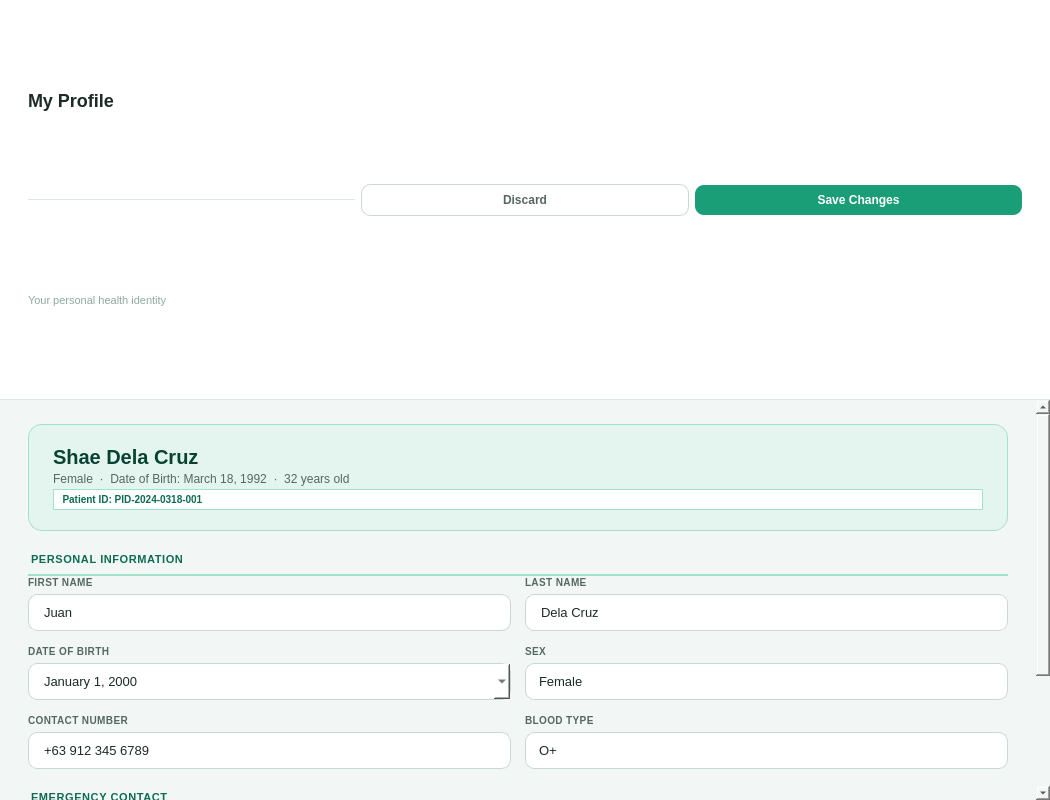
Before: the Qt Designer form src/ui/page_profile.ui in shasheenahdeeneillelumasag/CCC151---Group-Project, drawn with Qt 5.
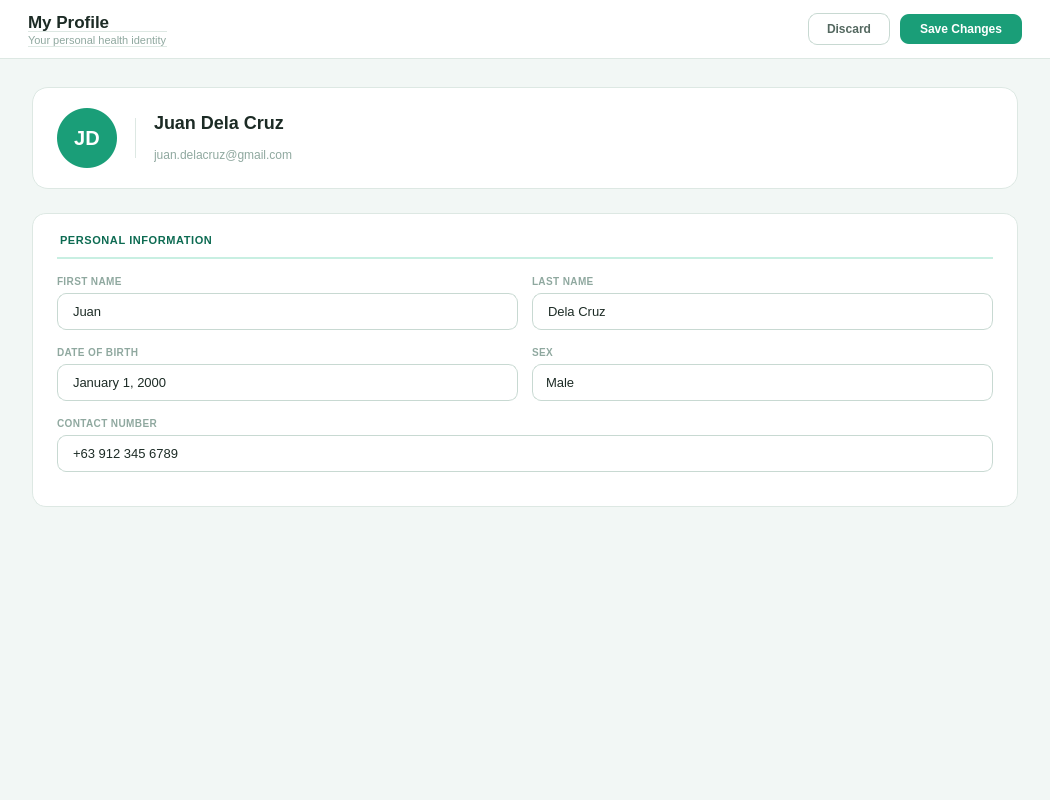
After: the same form once the commit is applied.

Commit message: fix: align profile UI with schema, remove stale widget refs

Patch:
```diff
--- a/src/ui/page_profile.ui
+++ b/src/ui/page_profile.ui
@@ -14,14 +14,15 @@
    <string>
     QWidget { background-color: #F2F7F5; font-family: &quot;Segoe UI&quot;, sans-serif; }
     QLabel { background: transparent; }
-    QLineEdit, QComboBox, QTextEdit {
+    QLineEdit, QComboBox, QDateEdit, QTextEdit {
      border: 1px solid #C8D9D2; border-radius: 9px;
      padding: 9px 13px; font-size: 13px; color: #1C2B25;
      background: #FFFFFF; selection-background-color: #1A9E78;
     }
-    QLineEdit:focus, QComboBox:focus, QTextEdit:focus { border-color: #1A9E78; }
-    QComboBox::drop-down { border: none; }
-    QComboBox::down-arrow { image: none; width: 12px; }
+    QLineEdit:focus, QComboBox:focus, QDateEdit:focus, QTextEdit:focus { border-color: #1A9E78; }
+    QComboBox::drop-down { border: none; width: 24px; }
+    QComboBox::down-arrow { image: none; }
+    QDateEdit::drop-down { border: none; width: 24px; }
    </string>
   </property>
   <layout class="QVBoxLayout" name="profileLayout">
@@ -46,27 +47,30 @@
       <string>QFrame { background: #FFFFFF; border-bottom: 1px solid #DDE8E3; }</string>
      </property>
      <layout class="QHBoxLayout">
+      <property name="spacing">
+       <number>10</number>
+      </property>
       <property name="leftMargin">
        <number>28</number>
       </property>
       <property name="topMargin">
-       <number>0</number>
+       <number>12</number>
       </property>
       <property name="rightMargin">
        <number>28</number>
       </property>
       <property name="bottomMargin">
-       <number>0</number>
+       <number>12</number>
       </property>
       <item>
        <layout class="QVBoxLayout">
         <property name="spacing">
-         <number>1</number>
+         <number>2</number>
         </property>
         <item>
-         <widget class="QLabel" name="label">
+         <widget class="QLabel" name="pageTitle">
           <property name="styleSheet">
-           <string>QLabel { font-size: 18px; font-weight: bold; color: #1C2B25; }</string>
+           <string>QLabel { font-size: 17px; font-weight: bold; color: #1C2B25; }</string>
           </property>
           <property name="text">
            <string>My Profile</string>
@@ -74,7 +78,7 @@
          </widget>
         </item>
         <item>
-         <widget class="QLabel" name="label">
+         <widget class="QLabel" name="pageSub">
           <property name="styleSheet">
            <string>QLabel { font-size: 11px; color: #8FA89F; }</string>
           </property>
@@ -87,9 +91,12 @@
       </item>
       <item>
        <spacer>
+        <property name="orientation">
+         <enum>Qt::Orientation::Horizontal</enum>
+        </property>
         <property name="sizeHint" stdset="0">
          <size>
-          <width>0</width>
+          <width>40</width>
           <height>0</height>
          </size>
         </property>
@@ -98,7 +105,7 @@
       <item>
        <widget class="QPushButton" name="btnDiscard">
         <property name="styleSheet">
-         <string>QPushButton { background: transparent; color: #546860; font-size: 12px; font-weight: 600; border: 1px solid #C8D9D2; border-radius: 9px; padding: 8px 16px; } QPushButton:hover { background: #E3F5EE; }</string>
+         <string>QPushButton { background: transparent; color: #546860; font-size: 12px; font-weight: 600; border: 1px solid #C8D9D2; border-radius: 9px; padding: 8px 18px; } QPushButton:hover { background: #E3F5EE; }</string>
         </property>
         <property name="text">
          <string>Discard</string>
@@ -108,7 +115,7 @@
       <item>
        <widget class="QPushButton" name="btnSaveProfile">
         <property name="styleSheet">
-         <string>QPushButton { background: #1A9E78; color: #FFF; font-size: 12px; font-weight: 600; border: none; border-radius: 9px; padding: 8px 18px; } QPushButton:hover { background: #0D6B52; }</string>
+         <string>QPushButton { background: #1A9E78; color: #FFF; font-size: 12px; font-weight: 600; border: none; border-radius: 9px; padding: 8px 20px; } QPushButton:hover { background: #0D6B52; }</string>
         </property>
         <property name="text">
          <string>Save Changes</string>
@@ -135,90 +142,155 @@
         <x>0</x>
         <y>0</y>
         <width>1050</width>
-        <height>759</height>
+        <height>736</height>
        </rect>
       </property>
-      <layout class="QVBoxLayout">
+      <layout class="QVBoxLayout" name="scrollLayout">
        <property name="spacing">
         <number>0</number>
        </property>
        <property name="leftMargin">
-        <number>28</number>
+        <number>32</number>
        </property>
        <property name="topMargin">
-        <number>24</number>
+        <number>28</number>
        </property>
        <property name="rightMargin">
-        <number>28</number>
+        <number>32</number>
        </property>
        <property name="bottomMargin">
-        <number>28</number>
+        <number>40</number>
        </property>
        <item>
         <widget class="QFrame" name="profileHero">
          <property name="styleSheet">
-          <string>QFrame#profileHero { background: #E3F5EE; border: 1px solid #9FE1CB; border-radius: 14px; }</string>
+          <string>QFrame#profileHero {
+            background: #FFFFFF;
+            border: 1px solid #DDE8E3;
+            border-radius: 16px;
+          }</string>
          </property>
          <layout class="QHBoxLayout">
-          <property name="spacing">
-           <number>20</number>
-          </property>
-          <property name="leftMargin">
-           <number>24</number>
-          </property>
-          <property name="topMargin">
-           <number>20</number>
-          </property>
-          <property name="rightMargin">
-           <number>24</number>
-          </property>
-          <property name="bottomMargin">
-           <number>20</number>
-          </property>
+          <property name="spacing"><number>18</number></property>
+          <property name="leftMargin"><number>24</number></property>
+          <property name="topMargin"><number>20</number></property>
+          <property name="rightMargin"><number>28</number></property>
+          <property name="bottomMargin"><number>20</number></property>
+
+          
+          <item>
+           <widget class="QFrame" name="avatarFrame">
+            <property name="minimumSize"><size><width>60</width><height>60</height></size></property>
+            <property name="maximumSize"><size><width>60</width><height>60</height></size></property>
+            <property name="styleSheet">
+             <string>QFrame { background: #1A9E78; border-radius: 30px; border: none; }</string>
+            </property>
+            <layout class="QVBoxLayout">
+             <property name="leftMargin"><number>0</number></property>
+             <property name="topMargin"><number>0</number></property>
+             <property name="rightMargin"><number>0</number></property>
+             <property name="bottomMargin"><number>0</number></property>
+             <item>
+              <widget class="QLabel" name="avatarInitials">
+               <property name="alignment"><set>Qt::AlignmentFlag::AlignCenter</set></property>
+               <property name="styleSheet">
+                <string>QLabel { font-size: 20px; font-weight: bold; color: #FFFFFF; background: transparent; border: none; }</string>
+               </property>
+               <property name="text"><string>JD</string></property>
+              </widget>
+             </item>
+            </layout>
+           </widget>
+          </item>
+
+          
+          <item>
+           <widget class="QFrame" name="heroDivider">
+            <property name="minimumSize"><size><width>1</width><height>40</height></size></property>
+            <property name="maximumSize"><size><width>1</width><height>40</height></size></property>
+            <property name="styleSheet"><string>QFrame { background: #DDE8E3; border: none; }</string></property>
+           </widget>
+          </item>
+
+          
           <item>
            <layout class="QVBoxLayout">
-            <property name="spacing">
-             <number>3</number>
-            </property>
+            <property name="spacing"><number>5</number></property>
             <item>
              <widget class="QLabel" name="heroName">
               <property name="styleSheet">
-               <string>QLabel { font-size: 20px; font-weight: bold; color: #084332; }</string>
+               <string>QLabel { font-size: 18px; font-weight: bold; color: #1C2B25; }</string>
               </property>
-              <property name="text">
-               <string>Shae Dela Cruz</string>
-              </property>
+              <property name="text"><string>Juan Dela Cruz</string></property>
              </widget>
             </item>
             <item>
              <widget class="QLabel" name="heroMeta">
               <property name="styleSheet">
-               <string>QLabel { font-size: 12px; color: #546860; }</string>
+               <string>QLabel { font-size: 12px; color: #8FA89F; background: transparent; border: none; padding: 0; }</string>
               </property>
-              <property name="text">
-               <string>Female  ·  Date of Birth: March 18, 1992  ·  32 years old</string>
-              </property>
+              <property name="text"><string>juan.delacruz@gmail.com</string></property>
              </widget>
             </item>
+           </layout>
+          </item>
+
             <item>
-             <widget class="QLabel" name="heroPid">
-              <property name="styleSheet">
-               <string>QLabel { background: #FFFFFF; border: 1px solid #9FE1CB; color: #0D6B52; font-size: 10px; font-weight: bold; border-radius: 20px; padding: 3px 0; }</string>
-              </property>
-              <property name="text">
-               <string>  Patient ID: PID-2024-0318-001  </string>
-              </property>
-             </widget>
-            </item>
-           </layout>
-          </item>
-         </layout>
+           <spacer>
+            <property name="orientation"><enum>Qt::Orientation::Horizontal</enum></property>
+            <property name="sizeHint" stdset="0"><size><width>40</width><height>0</height></size></property>
+           </spacer>
+          </item>
+
+         </layout>
         </widget>
        </item>
+       <item>
+        <spacer>
+         <property name="orientation">
+          <enum>Qt::Orientation::Vertical</enum>
+         </property>
+         <property name="sizeType">
+          <enum>QSizePolicy::Policy::Fixed</enum>
+         </property>
+         <property name="sizeHint" stdset="0">
+          <size>
+           <width>0</width>
+           <height>24</height>
+          </size>
+         </property>
+        </spacer>
+       </item>
+       <item>
+        <layout class="QHBoxLayout" name="twoColLayout">
+         <property name="spacing">
+          <number>20</number>
+         </property>
+         <item>
+          <widget class="QFrame" name="cardPersonal">
+           <property name="styleSheet">
+            <string>QFrame#cardPersonal { background: #FFFFFF; border: 1px solid #DDE8E3; border-radius: 14px; }</string>
+           </property>
+           <layout class="QVBoxLayout">
+            <property name="spacing">
+             <number>16</number>
+            </property>
+            <property name="leftMargin">
+             <number>24</number>
+            </property>
+            <property name="topMargin">
+             <number>20</number>
+            </property>
+            <property name="rightMargin">
+             <number>24</number>
+            </property>
+            <property name="bottomMargin">
+             <number>24</number>
+            </property>
        <item>
         <widget class="QLabel" name="secPersonal">
          <property name="styleSheet">
-          <string>QLabel { font-size: 11px; font-weight: bold; color: #0D6B52; letter-spacing: 0.6px; border-bottom: 1.5px solid #9FE1CB; padding: 22px 0 8px 0; }</string>
+               <string>QLabel { font-size: 11px; font-weight: bold; color: #0D6B52; letter-spacing: 0.6px; border-bottom: 1.5px solid #C8EFE2; padding-bottom: 10px; }</string>
          </property>
          <property name="text">
           <string>PERSONAL INFORMATION</string>
@@ -226,11 +298,11 @@
         </widget>
        </item>
        <item>
-        <layout class="QGridLayout" name="personalGrid">
+             <layout class="QHBoxLayout">
          <property name="spacing">
           <number>14</number>
          </property>
-         <item row="0" column="0">
+              <item>
           <layout class="QVBoxLayout">
            <property name="spacing">
             <number>5</number>
@@ -238,7 +310,7 @@
            <item>
             <widget class="QLabel" name="label">
              <property name="styleSheet">
-              <string>QLabel { font-size: 10px; font-weight: bold; color: #546860; letter-spacing: 0.4px; }</string>
+                   <string>QLabel { font-size: 10px; font-weight: bold; color: #8FA89F; letter-spacing: 0.4px; }</string>
              </property>
              <property name="text">
               <string>FIRST NAME</string>
@@ -254,7 +326,7 @@
            </item>
           </layout>
          </item>
-         <item row="0" column="1">
+              <item>
           <layout class="QVBoxLayout">
            <property name="spacing">
             <number>5</number>
@@ -262,7 +334,7 @@
            <item>
             <widget class="QLabel" name="label">
              <property name="styleSheet">
-              <string>QLabel { font-size: 10px; font-weight: bold; color: #546860; letter-spacing: 0.4px; }</string>
+                   <string>QLabel { font-size: 10px; font-weight: bold; color: #8FA89F; letter-spacing: 0.4px; }</string>
              </property>
              <property name="text">
               <string>LAST NAME</string>
@@ -278,7 +350,14 @@
            </item>
           </layout>
          </item>
-         <item row="1" column="0">
+             </layout>
+            </item>
+            <item>
+             <layout class="QHBoxLayout">
+              <property name="spacing">
+               <number>14</number>
+              </property>
+              <item>
           <layout class="QVBoxLayout">
            <property name="spacing">
             <number>5</number>
@@ -286,7 +365,7 @@
            <item>
             <widget class="QLabel" name="label">
              <property name="styleSheet">
-              <string>QLabel { font-size: 10px; font-weight: bold; color: #546860; letter-spacing: 0.4px; }</string>
+                   <string>QLabel { font-size: 10px; font-weight: bold; color: #8FA89F; letter-spacing: 0.4px; }</string>
              </property>
              <property name="text">
               <string>DATE OF BIRTH</string>
@@ -311,7 +390,7 @@
            </item>
           </layout>
          </item>
-         <item row="1" column="1">
+              <item>
           <layout class="QVBoxLayout">
            <property name="spacing">
             <number>5</number>
@@ -319,7 +398,7 @@
            <item>
             <widget class="QLabel" name="label">
              <property name="styleSheet">
-              <string>QLabel { font-size: 10px; font-weight: bold; color: #546860; letter-spacing: 0.4px; }</string>
+                   <string>QLabel { font-size: 10px; font-weight: bold; color: #8FA89F; letter-spacing: 0.4px; }</string>
              </property>
              <property name="text">
               <string>SEX</string>
@@ -331,11 +410,6 @@
              <property name="styleSheet">
               <string>QComboBox { border: 1px solid #C8D9D2; border-radius: 9px; padding: 9px 13px; font-size: 13px; color: #1C2B25; background: #FFFFFF; } QComboBox:focus { border-color: #1A9E78; } QComboBox::drop-down { border: none; width: 24px; }</string>
              </property>
-             <item>
-              <property name="text">
-               <string>Female</string>
-              </property>
-             </item>
              <item>
               <property name="text">
                <string>Male</string>
@@ -345,19 +419,17 @@
            </item>
           </layout>
          </item>
-         <item row="2" column="0">
+             </layout>
+            </item>
+                    <item>
           <layout class="QVBoxLayout">
-           <property name="spacing">
-            <number>5</number>
-           </property>
+          <property name="spacing"><number>5</number></property>
            <item>
             <widget class="QLabel" name="label">
              <property name="styleSheet">
-              <string>QLabel { font-size: 10px; font-weight: bold; color: #546860; letter-spacing: 0.4px; }</string>
-             </property>
-             <property name="text">
-              <string>CONTACT NUMBER</string>
-             </property>
+             <string>QLabel { font-size: 10px; font-weight: bold; color: #8FA89F; letter-spacing: 0.4px; }</string>
+            </property>
+            <property name="text"><string>CONTACT NUMBER</string></property>
             </widget>
            </item>
            <item>
@@ -369,167 +441,52 @@
            </item>
           </layout>
          </item>
-         <item row="2" column="1">
+            <item>
           <layout class="QVBoxLayout">
            <property name="spacing">
             <number>5</number>
            </property>
-           <item>
-            <widget class="QLabel" name="label">
-             <property name="styleSheet">
-              <string>QLabel { font-size: 10px; font-weight: bold; color: #546860; letter-spacing: 0.4px; }</string>
-             </property>
-             <property name="text">
-              <string>BLOOD TYPE</string>
-             </property>
-            </widget>
-           </item>
-           <item>
-            <widget class="QComboBox" name="inputBloodType">
-             <property name="styleSheet">
-              <string>QComboBox { border: 1px solid #C8D9D2; border-radius: 9px; padding: 9px 13px; font-size: 13px; color: #1C2B25; background: #FFFFFF; } QComboBox:focus { border-color: #1A9E78; } QComboBox::drop-down { border: none; width: 24px; }</string>
-             </property>
-             <item>
-              <property name="text">
-               <string>O+</string>
-              </property>
-             </item>
-             <item>
-              <property name="text">
-               <string>O-</string>
-              </property>
-             </item>
-             <item>
-              <property name="text">
-               <string>A+</string>
-              </property>
-             </item>
-             <item>
-              <property name="text">
-               <string>A-</string>
-              </property>
-             </item>
-             <item>
-              <property name="text">
-               <string>B+</string>
-              </property>
-             </item>
-             <item>
-              <property name="text">
-               <string>B-</string>
-              </property>
-             </item>
-             <item>
-              <property name="text">
-               <string>AB+</string>
-              </property>
-             </item>
-             <item>
-              <property name="text">
-               <string>AB-</string>
-              </property>
-             </item>
-            </widget>
-           </item>
-          </layout>
-         </item>
-        </layout>
-       </item>
+              
+              
+             </layout>
+            </item>
        <item>
-        <widget class="QLabel" name="secEmergency">
-         <property name="styleSheet">
-          <string>QLabel { font-size: 11px; font-weight: bold; color: #0D6B52; letter-spacing: 0.6px; border-bottom: 1.5px solid #9FE1CB; padding: 22px 0 8px 0; }</string>
-         </property>
-         <property name="text">
-          <string>EMERGENCY CONTACT</string>
-         </property>
-        </widget>
-       </item>
-       <item>
-        <layout class="QGridLayout" name="emergencyGrid">
-         <property name="spacing">
-          <number>14</number>
-         </property>
-         <item row="0" column="0">
           <layout class="QVBoxLayout">
            <property name="spacing">
             <number>5</number>
            </property>
-           <item>
-            <widget class="QLabel" name="label">
-             <property name="styleSheet">
-              <string>QLabel { font-size: 10px; font-weight: bold; color: #546860; letter-spacing: 0.4px; }</string>
-             </property>
-             <property name="text">
-              <string>CONTACT NAME</string>
-             </property>
-            </widget>
-           </item>
-           <item>
-            <widget class="QLineEdit" name="inputEcName">
-             <property name="text">
-              <string>Jose Reyes</string>
-             </property>
-            </widget>
-           </item>
-          </layout>
-         </item>
-         <item row="0" column="1">
-          <layout class="QVBoxLayout">
-           <property name="spacing">
-            <number>5</number>
-           </property>
+              
+              
+             </layout>
+            </item>
            <item>
-            <widget class="QLabel" name="label">
-             <property name="styleSheet">
-              <string>QLabel { font-size: 10px; font-weight: bold; color: #546860; letter-spacing: 0.4px; }</string>
-             </property>
-             <property name="text">
-              <string>RELATIONSHIP</string>
-             </property>
-            </widget>
-           </item>
-           <item>
-            <widget class="QLineEdit" name="inputEcRelation">
-             <property name="text">
-              <string>Spouse</string>
-             </property>
-            </widget>
-           </item>
-          </layout>
-         </item>
-         <item row="1" column="0">
-          <layout class="QVBoxLayout">
-           <property name="spacing">
-            <number>5</number>
-           </property>
-           <item>
-            <widget class="QLabel" name="label">
-             <property name="styleSheet">
-              <string>QLabel { font-size: 10px; font-weight: bold; color: #546860; letter-spacing: 0.4px; }</string>
-             </property>
-             <property name="text">
-              <string>CONTACT NUMBER</string>
-             </property>
-            </widget>
-           </item>
-           <item>
-            <widget class="QLineEdit" name="inputEcPhone">
-             <property name="text">
-              <string>+63 998 765 4321</string>
-             </property>
-            </widget>
-           </item>
-          </layout>
-         </item>
-        </layout>
-       </item>
+             <spacer>
+              <property name="orientation">
+               <enum>Qt::Orientation::Vertical</enum>
+              </property>
+              <property name="sizeHint" stdset="0">
+               <size>
+                <width>0</width>
+                <height>10</height>
+               </size>
+              </property>
+             </spacer>
+            </item>
+           </layout>
+          </widget>
+         </item>
+         
+        </layout>
+       </item>
        <item>
         <spacer>
+         <property name="orientation">
+          <enum>Qt::Orientation::Vertical</enum>
+         </property>
          <property name="sizeHint" stdset="0">
           <size>
            <width>0</width>
-           <height>0</height>
+           <height>20</height>
           </size>
          </property>
         </spacer>
```
Left out of the diff: 15 changed lines with no effect on the pictures. Lines whose indentation alone changed are shown as unchanged. The commit also changes 2 other files.
